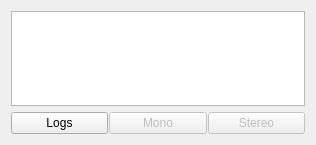
First picture: the form in landside/catkin_ws/src/gui/resource/CameraStatusWidget.ui, repository DukeRobotics/robosub-ros, before the edit.
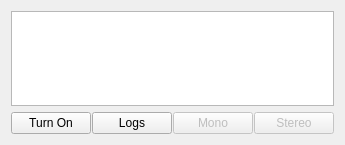
Second picture: the form after the edit.

What changed in the file:
```diff
--- a/landside/catkin_ws/src/gui/resource/CameraStatusWidget.ui
+++ b/landside/catkin_ws/src/gui/resource/CameraStatusWidget.ui
@@ -6,7 +6,7 @@
    <rect>
     <x>0</x>
     <y>0</y>
-    <width>316</width>
+    <width>334</width>
     <height>145</height>
    </rect>
   </property>
@@ -62,6 +62,13 @@
      <property name="spacing">
       <number>1</number>
      </property>
+     <item>
+      <widget class="QPushButton" name="camera_toggle_button">
+       <property name="text">
+        <string>Turn On</string>
+       </property>
+      </widget>
+     </item>
      <item>
       <widget class="QPushButton" name="logs_button">
        <property name="sizePolicy">
```
